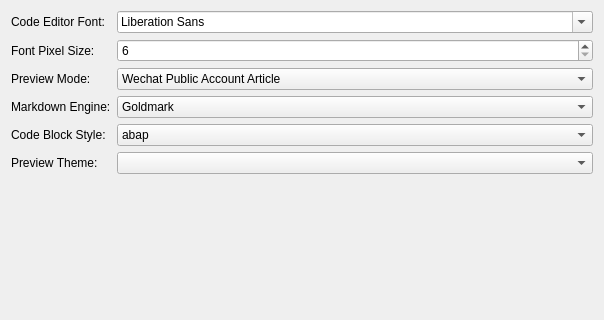
Qt form preferencedialog.ui (missdeer/KarenMeu) before a commit; both pictures show x 0 to 604 and y 0 to 320 of the 604 by 520 pixel window.
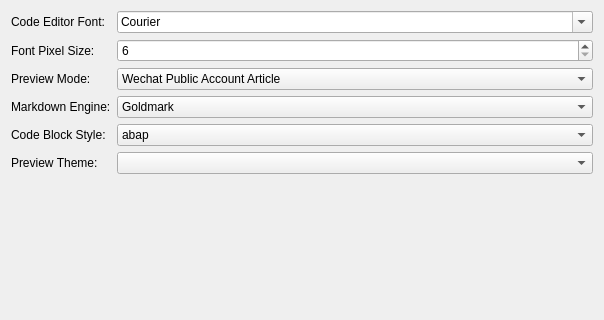
The same form after that commit.

Commit message: (*)filter monospace font for code editor

```diff
--- a/preferencedialog.ui
+++ b/preferencedialog.ui
@@ -33,7 +33,11 @@
       </widget>
      </item>
      <item row="0" column="1">
-      <widget class="QFontComboBox" name="cbCodeEditorFont"/>
+      <widget class="QFontComboBox" name="cbCodeEditorFont">
+       <property name="fontFilters">
+        <set>QFontComboBox::MonospacedFonts</set>
+       </property>
+      </widget>
      </item>
      <item row="1" column="0">
       <widget class="QLabel" name="label_5">
```
The commit also changes 2 other files.
